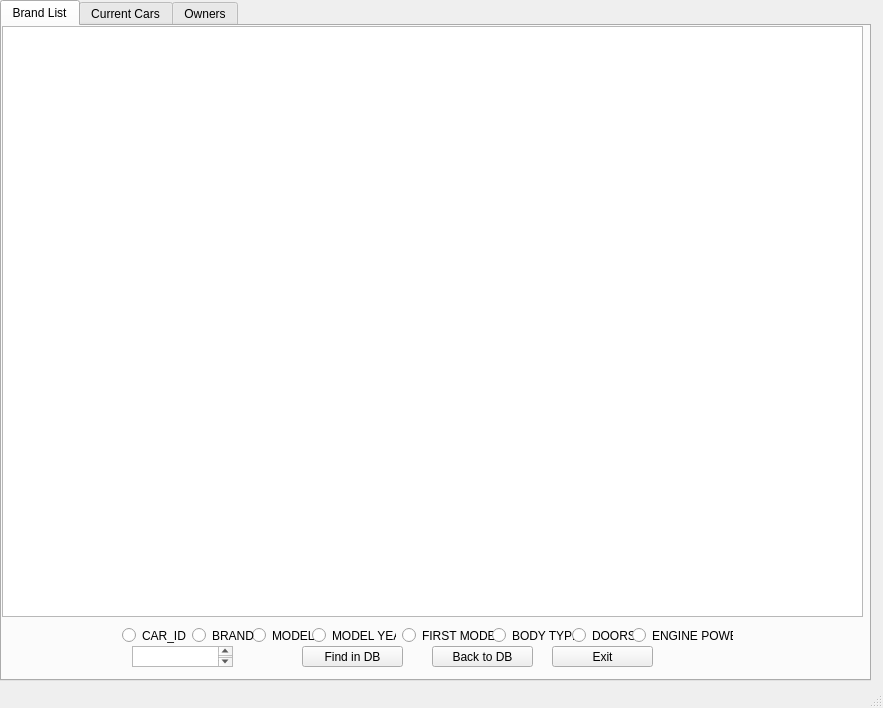
First picture: the form in Cars_Database/mainwindow.ui, repository Apache163/Cars2.1, before the edit.
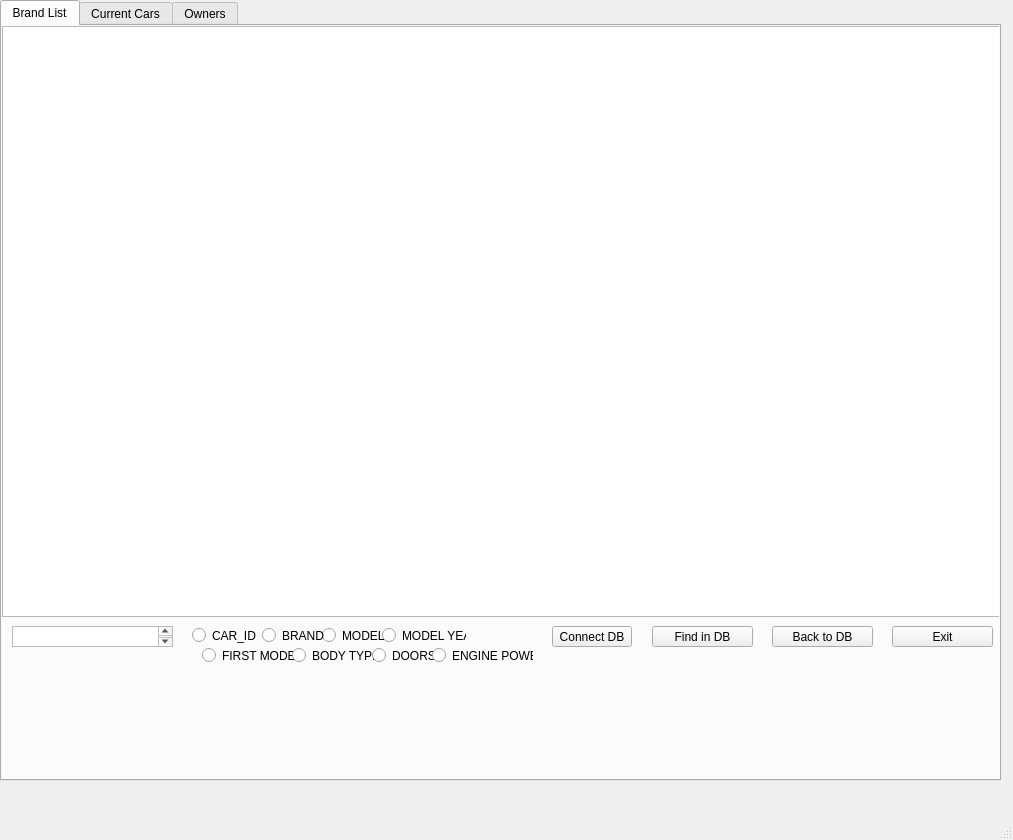
Second picture: the form after the edit. The open tabs and pages were chosen to show the change.

The edit to the form file:
```diff
--- a/Cars_Database/mainwindow.ui
+++ b/Cars_Database/mainwindow.ui
@@ -6,8 +6,8 @@
    <rect>
     <x>0</x>
     <y>0</y>
-    <width>883</width>
-    <height>708</height>
+    <width>1013</width>
+    <height>840</height>
    </rect>
   </property>
   <property name="windowTitle">
@@ -19,8 +19,8 @@
      <rect>
       <x>0</x>
       <y>0</y>
-      <width>871</width>
-      <height>681</height>
+      <width>1001</width>
+      <height>781</height>
      </rect>
     </property>
     <property name="currentIndex">
@@ -35,7 +35,7 @@
        <rect>
         <x>0</x>
         <y>0</y>
-        <width>861</width>
+        <width>1001</width>
         <height>591</height>
        </rect>
       </property>
@@ -43,8 +43,8 @@
      <widget class="QPushButton" name="pushButton_3">
       <property name="geometry">
        <rect>
-        <x>550</x>
-        <y>620</y>
+        <x>890</x>
+        <y>600</y>
         <width>101</width>
         <height>21</height>
        </rect>
@@ -56,7 +56,7 @@
      <widget class="QRadioButton" name="radioButton_3">
       <property name="geometry">
        <rect>
-        <x>250</x>
+        <x>320</x>
         <y>600</y>
         <width>84</width>
         <height>19</height>
@@ -69,7 +69,7 @@
      <widget class="QRadioButton" name="radioButton_4">
       <property name="geometry">
        <rect>
-        <x>310</x>
+        <x>380</x>
         <y>600</y>
         <width>84</width>
         <height>19</height>
@@ -82,8 +82,8 @@
      <widget class="QPushButton" name="pushButton_2">
       <property name="geometry">
        <rect>
-        <x>430</x>
-        <y>620</y>
+        <x>770</x>
+        <y>600</y>
         <width>101</width>
         <height>21</height>
        </rect>
@@ -95,9 +95,9 @@
      <widget class="QTextEdit" name="textEdit">
       <property name="geometry">
        <rect>
-        <x>130</x>
-        <y>620</y>
-        <width>101</width>
+        <x>10</x>
+        <y>600</y>
+        <width>161</width>
         <height>21</height>
        </rect>
       </property>
@@ -105,7 +105,7 @@
      <widget class="QRadioButton" name="radioButton">
       <property name="geometry">
        <rect>
-        <x>120</x>
+        <x>190</x>
         <y>600</y>
         <width>84</width>
         <height>19</height>
@@ -118,8 +118,8 @@
      <widget class="QRadioButton" name="radioButton_5">
       <property name="geometry">
        <rect>
-        <x>400</x>
-        <y>600</y>
+        <x>200</x>
+        <y>620</y>
         <width>121</width>
         <height>19</height>
        </rect>
@@ -131,7 +131,7 @@
      <widget class="QRadioButton" name="radioButton_2">
       <property name="geometry">
        <rect>
-        <x>190</x>
+        <x>260</x>
         <y>600</y>
         <width>84</width>
         <height>19</height>
@@ -144,8 +144,8 @@
      <widget class="QRadioButton" name="radioButton_6">
       <property name="geometry">
        <rect>
-        <x>490</x>
-        <y>600</y>
+        <x>290</x>
+        <y>620</y>
         <width>84</width>
         <height>19</height>
        </rect>
@@ -157,8 +157,8 @@
      <widget class="QRadioButton" name="radioButton_7">
       <property name="geometry">
        <rect>
-        <x>570</x>
-        <y>600</y>
+        <x>370</x>
+        <y>620</y>
         <width>84</width>
         <height>19</height>
        </rect>
@@ -170,8 +170,8 @@
      <widget class="QRadioButton" name="radioButton_8">
       <property name="geometry">
        <rect>
-        <x>630</x>
-        <y>600</y>
+        <x>430</x>
+        <y>620</y>
         <width>101</width>
         <height>19</height>
        </rect>
@@ -183,8 +183,8 @@
      <widget class="QPushButton" name="pushButton">
       <property name="geometry">
        <rect>
-        <x>300</x>
-        <y>620</y>
+        <x>650</x>
+        <y>600</y>
         <width>101</width>
         <height>21</height>
        </rect>
@@ -193,6 +193,19 @@
        <string>Find in DB</string>
       </property>
      </widget>
+     <widget class="QPushButton" name="pushButton_12">
+      <property name="geometry">
+       <rect>
+        <x>550</x>
+        <y>600</y>
+        <width>80</width>
+        <height>21</height>
+       </rect>
+      </property>
+      <property name="text">
+       <string>Connect DB</string>
+      </property>
+     </widget>
     </widget>
     <widget class="QWidget" name="tab_2">
      <attribute name="title">
```
Left out of the diff: 76 changed lines with no effect on the pictures.
